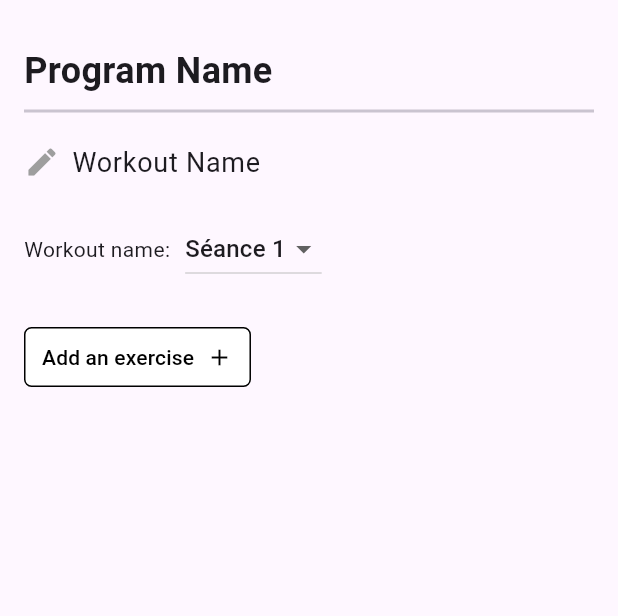
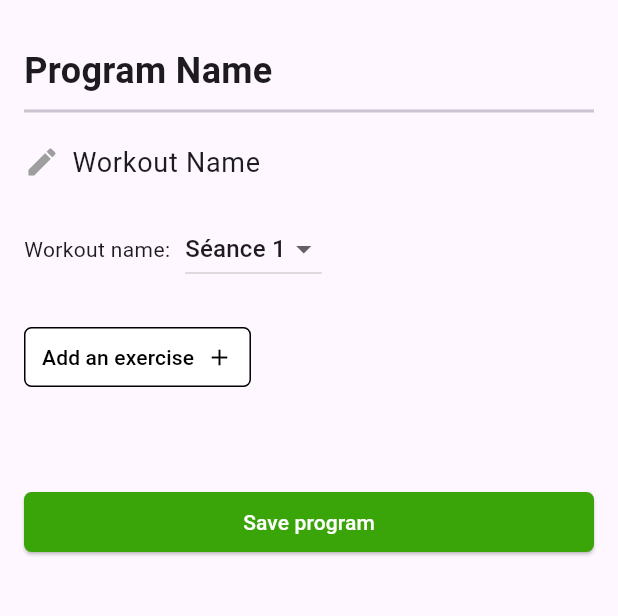
Before and after one commit to remybms/sportin-app, a Flutter app: the screen it shows after launch, after a tap on "Next Step", on a phone screen of 412 x 824 dp, the part 63-679 px from its top. Run offline on Flutter 3.47's test engine with Material 3 defaults, Android fonts, the phone set to English and light mode, and no system bars; our stand-ins replace table_calendar.

Commit message:
:sparkles: used template, added save btn

```diff
--- a/lib/create-program/create_workout.dart
+++ b/lib/create-program/create_workout.dart
@@ -1,4 +1,5 @@
 import 'package:flutter/material.dart';
+import '../widgets/chosen_exercice_template.dart';
 import '../widgets/green-btn.dart';
 import '../popups/choose_categorie.dart';
 
@@ -18,7 +19,7 @@ class _CreateWorkoutPageState extends State<CreateWorkoutPage> {
 
   late List<String> workoutOptions;
   String? _selectedWorkout;
-  String? _selectedExercise; // store selected
+  List<String> _selectedExercises = []; // to store the selected exercises
 
   @override
   void initState() {
@@ -37,7 +38,7 @@ class _CreateWorkoutPageState extends State<CreateWorkoutPage> {
       builder: (context) => ChooseCategoryPopup(
         onExerciseSelected: (selectedExercise) {
           setState(() {
-            _selectedExercise = selectedExercise;
+            _selectedExercises.add(selectedExercise); // add selected exercise to list
           });
         },
       ),
@@ -80,7 +81,7 @@ class _CreateWorkoutPageState extends State<CreateWorkoutPage> {
 
                   SizedBox(height: 10),
 
-                  // Workout Selection Dropdown
+                  // select workout dropdown
                   Row(
                     children: [
                       Text("Workout name:"),
@@ -104,7 +105,7 @@ class _CreateWorkoutPageState extends State<CreateWorkoutPage> {
 
                   SizedBox(height: 24),
 
-                  // Add Exercise Button
+                  // add exercise Button
                   ElevatedButton(
                     onPressed: () {
                       _showCreateExercisePopup(context);
@@ -130,13 +131,25 @@ class _CreateWorkoutPageState extends State<CreateWorkoutPage> {
 
                   SizedBox(height: 10),
 
-                  // Show selected exercise
-                  if (_selectedExercise != null)
-                    Text("Selected Exercise: $_selectedExercise", style: TextStyle(fontSize: 16)),
+                  // Show selected exercises
+                  Column(
+                    children: _selectedExercises.map((exercise) => ChosenExerciseTemplate(exerciseName: exercise)).toList(),
+                  ),
 
                   SizedBox(height: 100),
                 ],
               ),
+            ),
+          ),
+          Positioned(
+            bottom: 16,
+            left: 16,
+            right: 16,
+            child: CustomButton(
+              text: "Save program",
+              onPressed: () {
+                // todo
+              },
             ),
           ),
         ],
```
